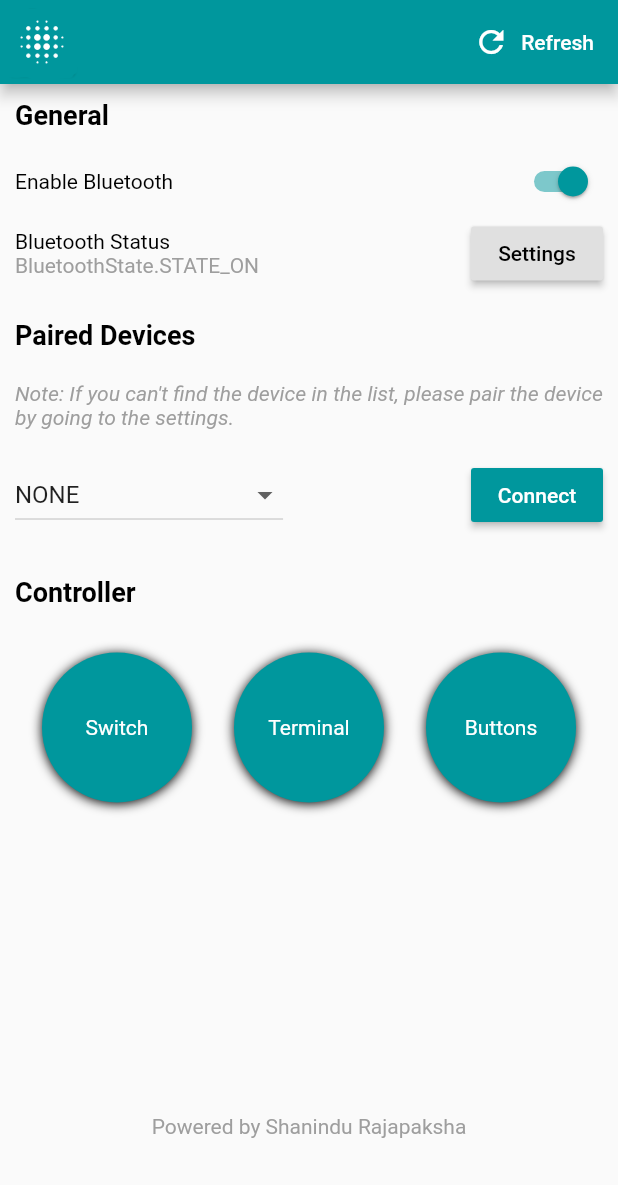
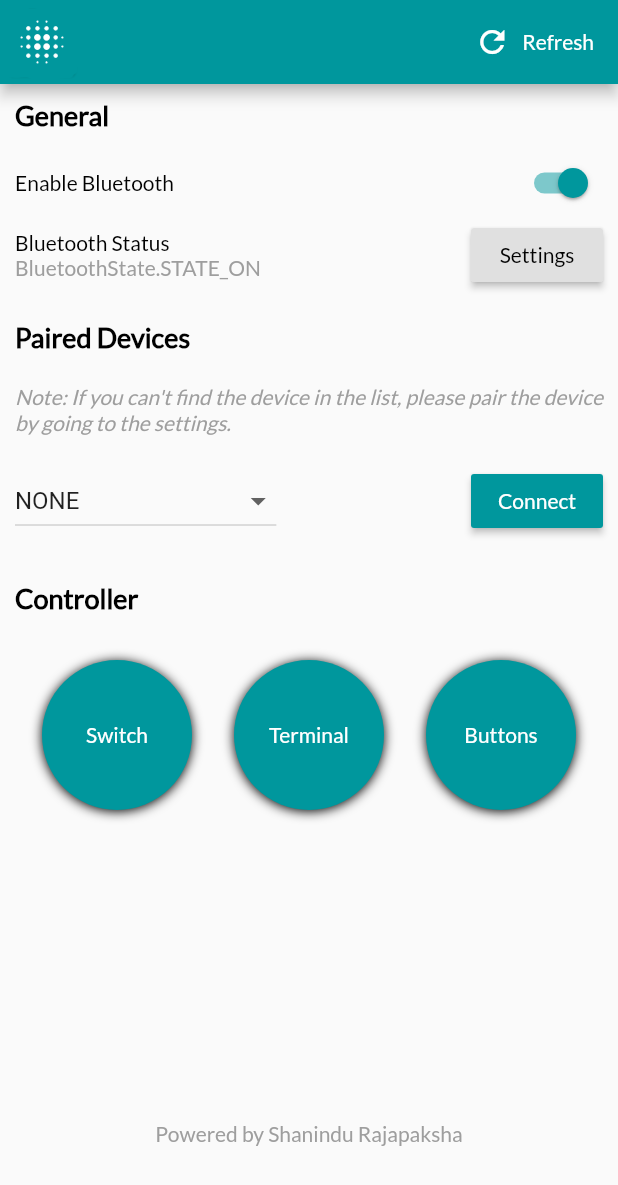
Before and after one commit to shanindur/flutter-bluetooth-controller, a Flutter app: the screen it shows after launch, on a phone screen of 412 x 824 dp. Shown: the top 1185 px of the screen. Run offline on Flutter 3.47's test engine with Material 2 defaults, Android fonts, the phone set to English and light mode, and no system bars; our stand-ins replace flutter_bluetooth_serial, flutter_switch, vibration.

Commit message:
Improve UIs

```diff
--- a/application/lib/screens/home_screen.dart
+++ b/application/lib/screens/home_screen.dart
@@ -155,7 +155,7 @@ class _HomeAppState extends State<HomeApp> {
                 "Refresh",
                 style: TextStyle(
                   color: Colors.white,
-//                  fontFamily: 'Montserrat',
+                  fontFamily: 'Lato',
                 ),
               ),
               shape: RoundedRectangleBorder(
@@ -194,7 +194,7 @@ class _HomeAppState extends State<HomeApp> {
                         style: TextStyle(
                             color: Colors.black,
                             fontWeight: FontWeight.bold,
-//                            fontFamily: 'Montserrat',
+                            fontFamily: 'Lato',
                             fontSize: 18.0
                         ),)),
                 ),
@@ -208,6 +208,7 @@ class _HomeAppState extends State<HomeApp> {
                           'Enable Bluetooth',
                           style: TextStyle(
                             color: Colors.black,
+                            fontFamily: 'Lato',
                             fontSize: 14.0,
                           ),
                         ),
@@ -254,6 +255,7 @@ class _HomeAppState extends State<HomeApp> {
                               'Bluetooth Status',
                               style: TextStyle(
                                 color: Colors.black,
+                                fontFamily: 'Lato',
                                 fontSize: 14.0,
                               ),
                             ),
@@ -261,6 +263,7 @@ class _HomeAppState extends State<HomeApp> {
                               _bluetoothState.toString(),
                               style: TextStyle(
                                 color: Colors.grey,
+                                fontFamily: 'Lato',
                                 fontSize: 14.0,
                               ),
                             ),
@@ -271,7 +274,8 @@ class _HomeAppState extends State<HomeApp> {
                         elevation: 2,
                         child: Text("Settings",
                           style: TextStyle(
-                              color: Colors.black
+                            color: Colors.black,
+                            fontFamily: 'Lato',
                           ),),
                         onPressed: () {
                           FlutterBluetoothSerial.instance.openSettings();
@@ -288,6 +292,7 @@ class _HomeAppState extends State<HomeApp> {
                       child: Text("Paired Devices",
                         style: TextStyle(
                             color: Colors.black,
+                            fontFamily: 'Lato',
                             fontWeight: FontWeight.bold,
                             fontSize: 18.0
                         ),)),
@@ -297,7 +302,7 @@ class _HomeAppState extends State<HomeApp> {
                   child:  Text("Note: If you can't find the device in the list, please pair the device by going to the settings.",
                     style: TextStyle(
                         fontStyle: FontStyle.italic,
-//                        fontFamily: 'Montserrat',
+                        fontFamily: 'Lato',
                         color: Colors.grey
                     ),
                     textAlign: TextAlign.justify,
@@ -313,7 +318,10 @@ class _HomeAppState extends State<HomeApp> {
                             mainAxisAlignment: MainAxisAlignment.spaceBetween,
                             children: <Widget>[
                               DropdownButton(
-                                hint: Text("Select a paired device"),
+                                hint: Text("Select a paired device",
+                                style: TextStyle(
+                                  fontFamily: 'Lato',
+                                ),),
                                 items: _getDeviceItems(),
                                 onChanged: (value) =>
                                     setState(() => _device = value),
@@ -327,7 +335,8 @@ class _HomeAppState extends State<HomeApp> {
                                 child:
                                 Text(_connected ? 'Disconnect' : 'Connect',
                                   style: TextStyle(
-                                      color: Colors.white
+                                    color: Colors.white,
+                                    fontFamily: 'Lato',
                                   ),),
                               ),
                             ],
@@ -341,6 +350,7 @@ class _HomeAppState extends State<HomeApp> {
                               child: Text("Controller",
                                 style: TextStyle(
                                     color: Colors.black,
+                                    fontFamily: 'Lato',
                                     fontWeight: FontWeight.bold,
                                     fontSize: 18.0
                                 ),)),
@@ -424,7 +434,8 @@ class _HomeAppState extends State<HomeApp> {
                                   ),
                                   child: Center(child: Text('Switch',
                                     style: TextStyle(
-                                        color: Colors.white
+                                      color: Colors.white,
+                                      fontFamily: 'Lato',
                                     ),)),
                                 ),),
                               GestureDetector(
@@ -452,7 +463,8 @@ class _HomeAppState extends State<HomeApp> {
                                   ),
                                   child: Center(child: Text('Terminal',
                                     style: TextStyle(
-                                        color: Colors.white
+                                      color: Colors.white,
+                                      fontFamily: 'Lato',
                                     ),)),
                                 ),),
                               GestureDetector(
@@ -480,7 +492,8 @@ class _HomeAppState extends State<HomeApp> {
                                   ),
                                   child: Center(child: Text('Buttons',
                                     style: TextStyle(
-                                        color: Colors.white
+                                      color: Colors.white,
+                                      fontFamily: 'Lato',
                                     ),)),
                                 ),),
                             ],
@@ -498,6 +511,7 @@ class _HomeAppState extends State<HomeApp> {
                   child: Text("Powered by Shanindu Rajapaksha",
                     style: TextStyle(
                         color: Colors.grey,
+                        fontFamily: 'Lato',
                         fontSize: 14.0
                     ),),
                 )
```
Also changed, not shown: application/lib/screens/button_screen.dart (+9 -4 lines), application/lib/screens/switch_screen.dart (+16 -4 lines), application/lib/screens/terminal_screen.dart (+9 -3 lines), application/pubspec.yaml (+6 -3 lines), application/assets/fonts/Montserrat-Regular.ttf (deleted), application/assets/fonts/lato/Lato-Black.ttf (added), application/assets/fonts/lato/Lato-BlackItalic.ttf (added), application/assets/fonts/lato/Lato-Bold.ttf (added), application/assets/fonts/lato/Lato-BoldItalic.ttf (added), application/assets/fonts/lato/Lato-Italic.ttf (added), application/assets/fonts/lato/Lato-Light.ttf (added), application/assets/fonts/lato/Lato-LightItalic.ttf (added), application/assets/fonts/lato/Lato-Regular.ttf (added), application/assets/fonts/lato/Lato-Thin.ttf (added), 2 more files, 1 other file.
